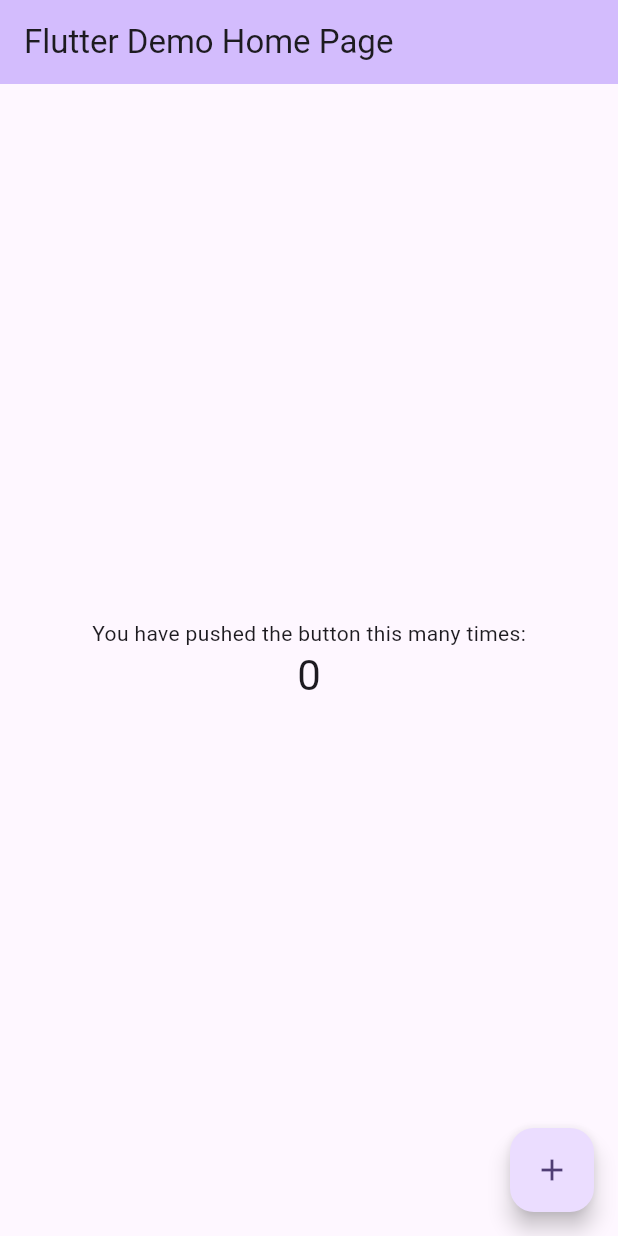
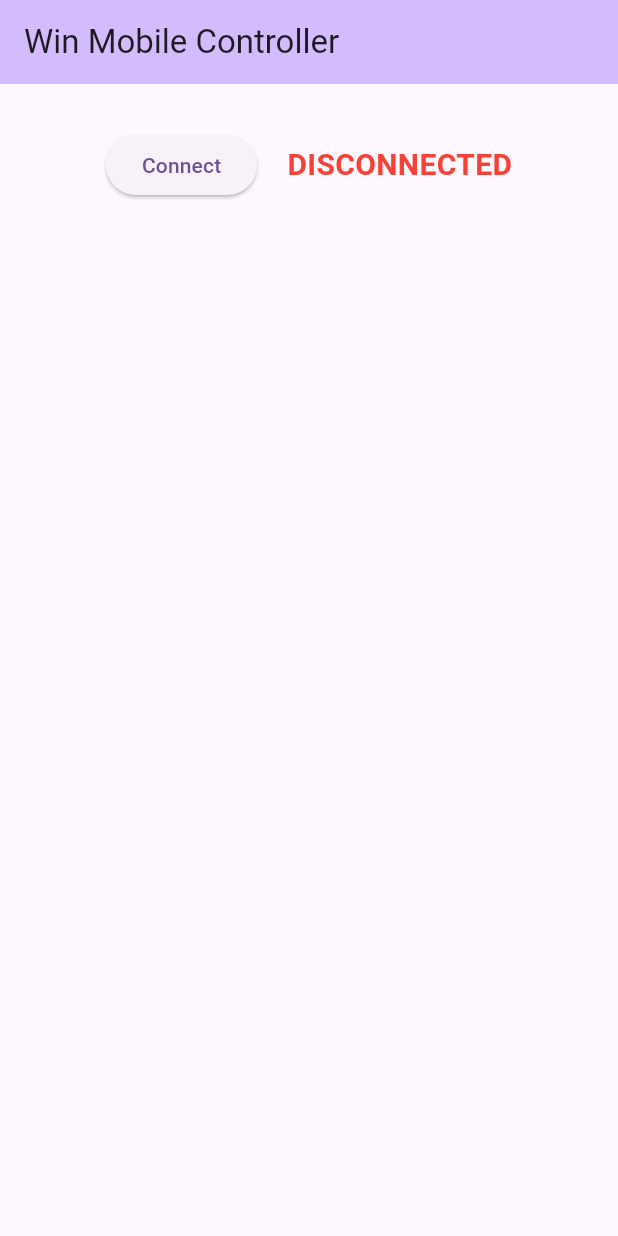
Before and after one commit to Gyabi/WinMobileController, a Flutter app: the screen it shows after launch, on a phone screen of 412 x 824 dp. Run offline on Flutter 3.47's test engine with Material 2 defaults, Android fonts, the light colour scheme and no system bars.

Commit message:
基本UI作成

```diff
--- a/view/lib/main.dart
+++ b/view/lib/main.dart
@@ -1,9 +1,11 @@
 import 'package:flutter/material.dart';
+import "./virtual_mouse.dart";
 
 void main() {
   runApp(const MyApp());
 }
 
+// ルートwidgetの定義
 class MyApp extends StatelessWidget {
   const MyApp({super.key});
 
@@ -11,115 +13,12 @@ class MyApp extends StatelessWidget {
   @override
   Widget build(BuildContext context) {
     return MaterialApp(
-      title: 'Flutter Demo',
+      title: 'Win Mobile Controller',
       theme: ThemeData(
-        // This is the theme of your application.
-        //
-        // TRY THIS: Try running your application with "flutter run". You'll see
-        // the application has a blue toolbar. Then, without quitting the app,
-        // try changing the seedColor in the colorScheme below to Colors.green
-        // and then invoke "hot reload" (save your changes or press the "hot
-        // reload" button in a Flutter-supported IDE, or press "r" if you used
-        // the command line to start the app).
-        //
-        // Notice that the counter didn't reset back to zero; the application
-        // state is not lost during the reload. To reset the state, use hot
-        // restart instead.
-        //
-        // This works for code too, not just values: Most code changes can be
-        // tested with just a hot reload.
         colorScheme: ColorScheme.fromSeed(seedColor: Colors.deepPurple),
         useMaterial3: true,
       ),
-      home: const MyHomePage(title: 'Flutter Demo Home Page'),
+      home: const VirtualMousePage(title: 'Win Mobile Controller'),
     );
   }
 }
-
-class MyHomePage extends StatefulWidget {
-  const MyHomePage({super.key, required this.title});
-
-  // This widget is the home page of your application. It is stateful, meaning
-  // that it has a State object (defined below) that contains fields that affect
-  // how it looks.
-
-  // This class is the configuration for the state. It holds the values (in this
-  // case the title) provided by the parent (in this case the App widget) and
-  // used by the build method of the State. Fields in a Widget subclass are
-  // always marked "final".
-
-  final String title;
-
-  @override
-  State<MyHomePage> createState() => _MyHomePageState();
-}
-
-class _MyHomePageState extends State<MyHomePage> {
-  int _counter = 0;
-
-  void _incrementCounter() {
-    setState(() {
-      // This call to setState tells the Flutter framework that something has
-      // changed in this State, which causes it to rerun the build method below
-      // so that the display can reflect the updated values. If we changed
-      // _counter without calling setState(), then the build method would not be
-      // called again, and so nothing would appear to happen.
-      _counter++;
-    });
-  }
-
-  @override
-  Widget build(BuildContext context) {
-    // This method is rerun every time setState is called, for instance as done
-    // by the _incrementCounter method above.
-    //
-    // The Flutter framework has been optimized to make rerunning build methods
-    // fast, so that you can just rebuild anything that needs updating rather
-    // than having to individually change instances of widgets.
-    return Scaffold(
-      appBar: AppBar(
-        // TRY THIS: Try changing the color here to a specific color (to
-        // Colors.amber, perhaps?) and trigger a hot reload to see the AppBar
-        // change color while the other colors stay the same.
-        backgroundColor: Theme.of(context).colorScheme.inversePrimary,
-        // Here we take the value from the MyHomePage object that was created by
-        // the App.build method, and use it to set our appbar title.
-        title: Text(widget.title),
-      ),
-      body: Center(
-        // Center is a layout widget. It takes a single child and positions it
-        // in the middle of the parent.
-        child: Column(
-          // Column is also a layout widget. It takes a list of children and
-          // arranges them vertically. By default, it sizes itself to fit its
-          // children horizontally, and tries to be as tall as its parent.
-          //
-          // Column has various properties to control how it sizes itself and
-          // how it positions its children. Here we use mainAxisAlignment to
-          // center the children vertically; the main axis here is the vertical
-          // axis because Columns are vertical (the cross axis would be
-          // horizontal).
-          //
-          // TRY THIS: Invoke "debug painting" (choose the "Toggle Debug Paint"
-          // action in the IDE, or press "p" in the console), to see the
-          // wireframe for each widget.
-          mainAxisAlignment: MainAxisAlignment.center,
-          children: <Widget>[
-            const Text(
-              'You have pushed the button this many times:',
-            ),
-            Text(
-              '$_counter',
-              style: Theme.of(context).textTheme.headlineMedium,
-            ),
-          ],
-        ),
-      ),
-      floatingActionButton: FloatingActionButton(
-        onPressed: _incrementCounter,
-        tooltip: 'Increment',
-        child: const Icon(Icons.add),
-      ), // This trailing comma makes auto-formatting nicer for build methods.
-    );
-  }
-}
--- /dev/null
+++ b/view/lib/virtual_mouse.dart
@@ -0,0 +1,168 @@
+import 'package:flutter/material.dart';
+
+// 仮想マウスを表示するページ
+class VirtualMousePage extends StatelessWidget {
+
+  const VirtualMousePage({Key? key, required this.title}) : super(key: key);
+
+  final String title;
+
+  @override
+  Widget build(BuildContext context) {
+    // 画面の定義
+    return Scaffold(
+      // アプリバー
+      appBar: AppBar(
+        title: Text(title),
+        backgroundColor: Theme.of(context).colorScheme.inversePrimary,
+      ),
+      // ボディ
+      body: const Center(
+        child: ConnectControlWidget(),
+      )
+    );
+  }
+}
+
+
+
+// 接続制御UI（ボタンおよび状態表示テキスト）
+class ConnectControlWidget extends StatefulWidget {
+  const ConnectControlWidget({super.key});
+
+  @override
+  State<ConnectControlWidget> createState() => _ConnectControlWidgetState();
+}
+
+class _ConnectControlWidgetState extends State<ConnectControlWidget> {
+  bool _isConnected = false;
+
+  @override
+  Widget build(BuildContext context) {
+    return Column(
+      children: [
+        Container(
+          margin: const EdgeInsets.all(20.0),
+          child: Row(
+            mainAxisAlignment: MainAxisAlignment.center,
+            children: [
+              Container(
+                margin: const EdgeInsets.all(10.0),
+                child: ElevatedButton(
+                  onPressed: () {
+                    // TODO:ここに接続処理を実装する
+                    setState(() {
+                      _isConnected = !_isConnected;
+                    });
+                  },
+                  child: Text(_isConnected ? 'Disconnect' : 'Connect'),
+                ),
+              ),
+              Container(
+                margin: const EdgeInsets.all(10.0),
+                child: Text(
+                  _isConnected ? 'CONNECTING' : 'DISCONNECTED',
+                  style: TextStyle(
+                    fontSize: 20,
+                    fontWeight: FontWeight.bold,
+                    color: _isConnected ? Colors.green : Colors.red,
+                  ),
+                ),
+              ),
+            ],
+          ),
+        ),
+        // 接続状態のみUI表示
+        Visibility(
+          visible: _isConnected,
+          child: Container(
+            margin: const EdgeInsets.all(20.0),
+            child: const MouseControlWidget(),
+          ),
+        )
+      ],
+    );
+  }
+}
+
+
+// 疑似マウスUI（左クリックボタン、右クリックボタン、ホイールボタン、マウス移動用ジェスチャーディテクタ）
+// 受け付けるアクションは、左クリック、右クリック、ホイールクリック、マウス移動、二本指でホイール回転、ピンチインアウトでズーム
+class MouseControlWidget extends StatefulWidget {
+  const MouseControlWidget({super.key});
+
+  @override
+  State<MouseControlWidget> createState() => _MouseControlWidgetState();
+}
+
+class _MouseControlWidgetState extends State<MouseControlWidget> {
+
+  @override
+  Widget build(BuildContext context) {
+    // 画面サイズの80%を疑似マウスエリアとする
+    double areaWidth = MediaQuery.of(context).size.width * 0.8;
+
+    return Column(
+      children: [
+        Container(
+          height: areaWidth * 0.4,
+          width: areaWidth,
+          child: Row(
+            mainAxisAlignment: MainAxisAlignment.center,
+            children: [
+              // 左クリックボタン
+              Container(
+                child: ElevatedButton(
+                  onPressed: () {
+                    // TODO:ここに左ボタン押下処理を記述する
+                    print("push left button");
+                  },
+                  style: ElevatedButton.styleFrom(
+                    shape: RoundedRectangleBorder(
+                      borderRadius: BorderRadius.circular(10),
+                    )
+                  ),
+                  child: const Text('LEFT'),
+                ),
+              ),
+              // スクロールホイール
+              Container(
+                width: areaWidth * 0.2,
+                margin: const EdgeInsets.all(20.0),
+                padding: const EdgeInsets.all(20.0),
+                decoration: BoxDecoration(
+                  color: Colors.grey,
+                  borderRadius: BorderRadius.circular(10),
+                ),
+              ),
+              // 右クリックボタン
+              ElevatedButton(
+                onPressed: () {
+                  // TODO:ここに右ボタン押下処理を記述する
+                  print("push right button");
+                },
+                style: ElevatedButton.styleFrom(
+                  shape: RoundedRectangleBorder(
+                    borderRadius: BorderRadius.circular(10),
+                  )
+                ),
+                child: const Text('RIGHT'),
+              ),
+            ],
+          ),
+        ),
+
+        Container(
+          height: areaWidth,
+          width: areaWidth,
+          margin: const EdgeInsets.all(20.0),
+          padding: const EdgeInsets.all(20.0),
+          decoration: BoxDecoration(
+            color: Colors.grey,
+            borderRadius: BorderRadius.circular(10),
+          ),
+        ),
+      ],
+    );
+  }
+}
```
